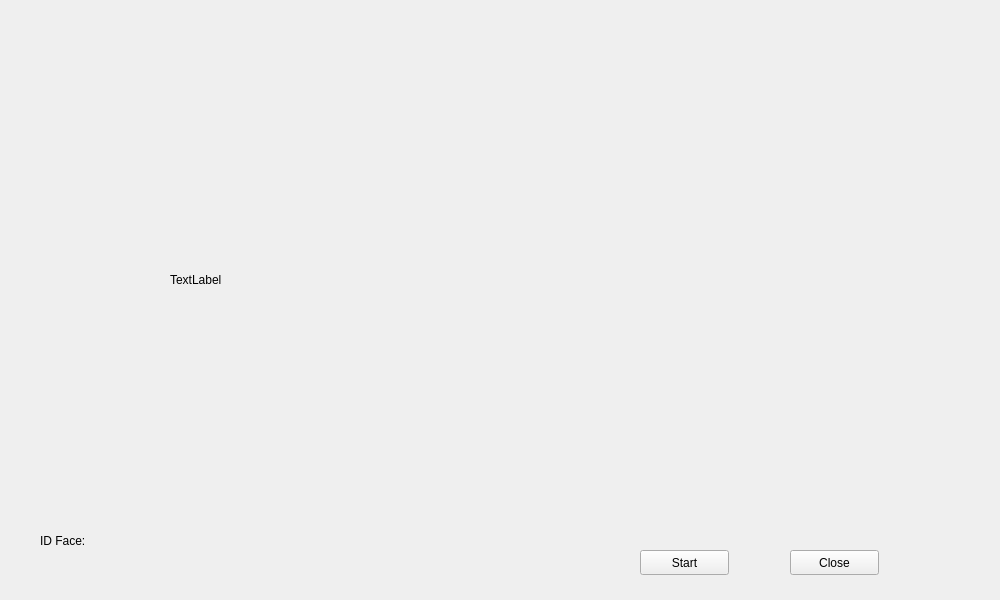
lacie-life/SmartWardobe, file SmartWardrobeGUI/ui/qcamerawidget.ui: the form before one commit.
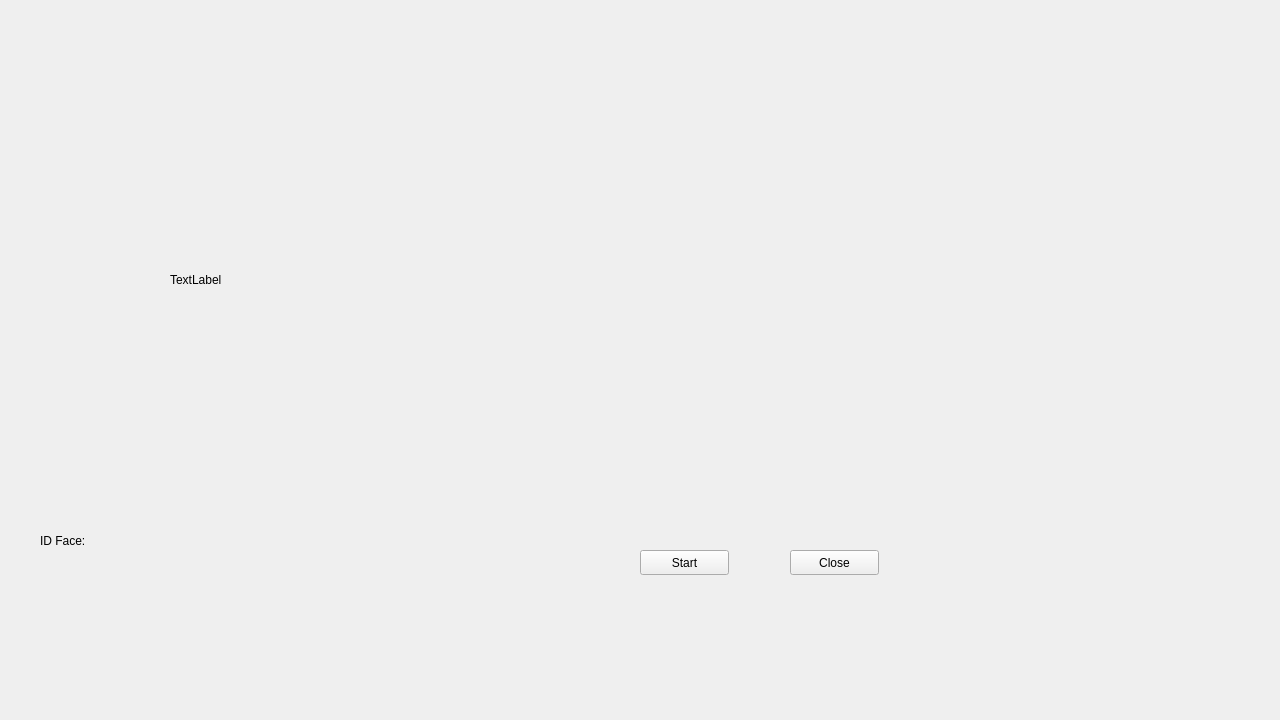
The form after the commit.

The edit to the form file:
```diff
--- a/SmartWardrobeGUI/ui/qcamerawidget.ui
+++ b/SmartWardrobeGUI/ui/qcamerawidget.ui
@@ -6,8 +6,8 @@
    <rect>
     <x>0</x>
     <y>0</y>
-    <width>1000</width>
-    <height>600</height>
+    <width>1280</width>
+    <height>720</height>
    </rect>
   </property>
   <property name="windowTitle">
```
